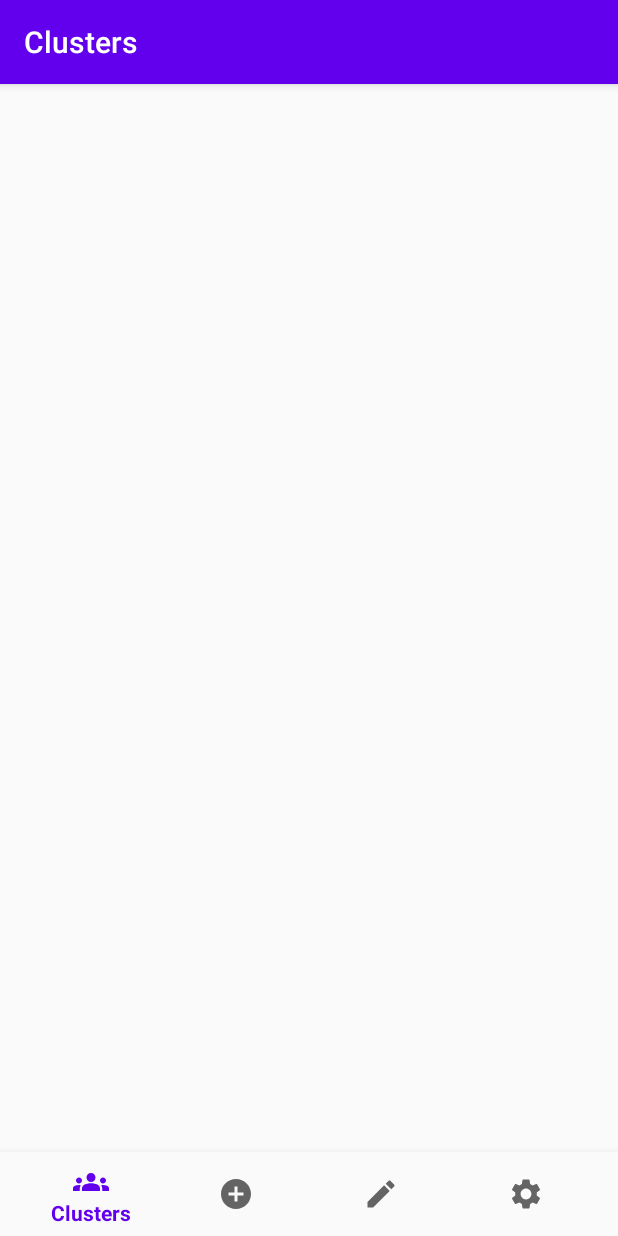
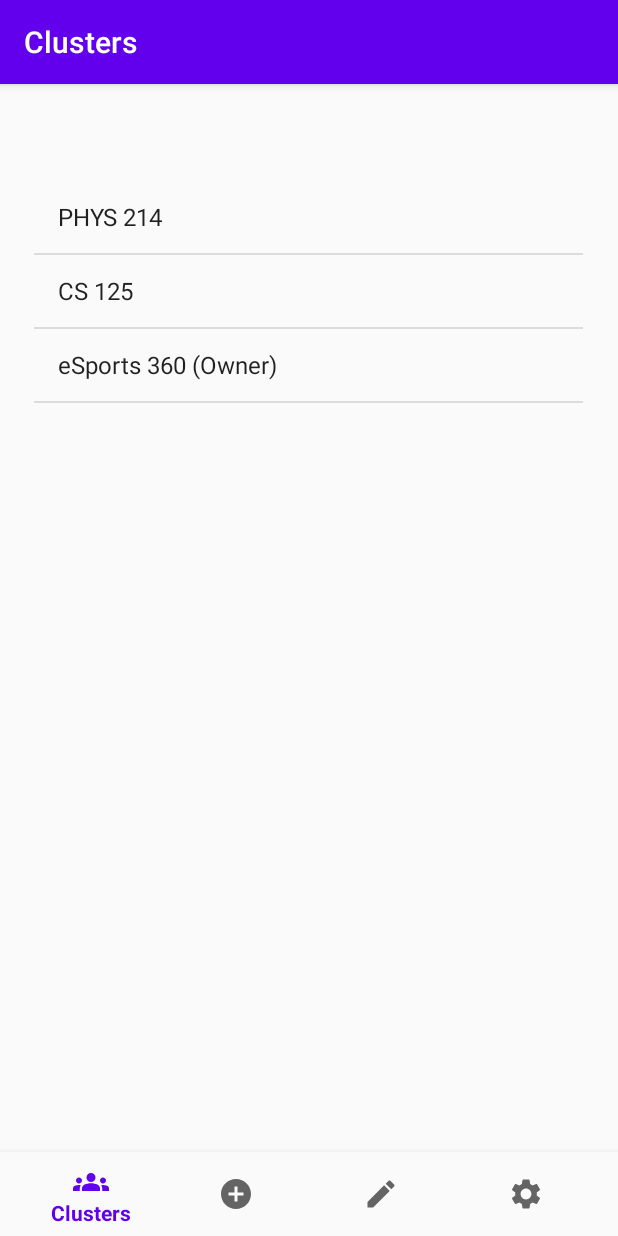
Before and after one commit to timot3/Cluster, an Android app: the ClustersFragment screen opened directly, with no data from a screen before it, on a phone screen of 412 x 824 dp. Run offline under Robolectric (Android 15) with nearby library versions, the light colour scheme and no system bars; our stand-ins replace Firebase (no records; nobody signed in at launch, a user with empty details on screens opened directly), navigation-ui.

Commit message:
Temp fix for ClustersFragment

```diff
--- a/app/src/main/java/com/example/cluster/ui/clusters/ClustersFragment.java
+++ b/app/src/main/java/com/example/cluster/ui/clusters/ClustersFragment.java
@@ -39,6 +39,9 @@ public class ClustersFragment extends Fragment {
         View root = inflater.inflate(R.layout.fragment_clusters, container, false);
 
         //Values that we will get from firebase user
+        String[] clusters = {"PHYS 214", "CS 125", "eSports 360 (Owner)"};
+
+        /**
         FirebaseFirestore.getInstance()
                 .collection("clusters")
                 .get()
@@ -53,8 +56,19 @@ public class ClustersFragment extends Fragment {
                                 values.add(name);
                             }
 
-                            ArrayAdapter<String> adapter = new ArrayAdapter<String>(
-                                    getContext(), android.R.layout.simple_list_item_1, values);
+                            ArrayAdapter<String> adapter;
+                            if (values == null) {
+                                adapter =  new ArrayAdapter<String>(
+                                        getContext(), android.R.layout.simple_list_item_1, clusters);
+                            }
+                            else if (values.size() == 0) {
+                                adapter = new ArrayAdapter<String>(
+                                        getContext(), android.R.layout.simple_list_item_1, clusters);
+                            }
+                            else {
+                                adapter =  new ArrayAdapter<String>(
+                                        getContext(), android.R.layout.simple_list_item_1, values);
+                            }
 
                             //Setting adapter
                             ListView listView = (ListView) root.findViewById(R.id.lstMain);
@@ -75,8 +89,26 @@ public class ClustersFragment extends Fragment {
                     }
                 });
 
-        String[] clusters = {"PHYS 214", "CS 125", "eSports 360 (Owner)"};
 
+         */
+
+        ArrayAdapter<String> adapter = new ArrayAdapter<String>(
+                getContext(), android.R.layout.simple_list_item_1, clusters);
+
+        //Setting adapter
+        ListView listView = (ListView) root.findViewById(R.id.lstMain);
+        listView.setAdapter(adapter);
+
+        //Setting items to be clickable
+        listView.setOnItemClickListener(new AdapterView.OnItemClickListener() {
+            @Override
+            public void onItemClick(AdapterView <? > arg0, View view, int position, long id) {
+                Intent i = new Intent(getActivity(), StudentViewCluster.class);
+                i.putExtra("Cluster", clusters[position]);
+                startActivity(i);
+            }
+
+        });
         return root;
     }
 
```
